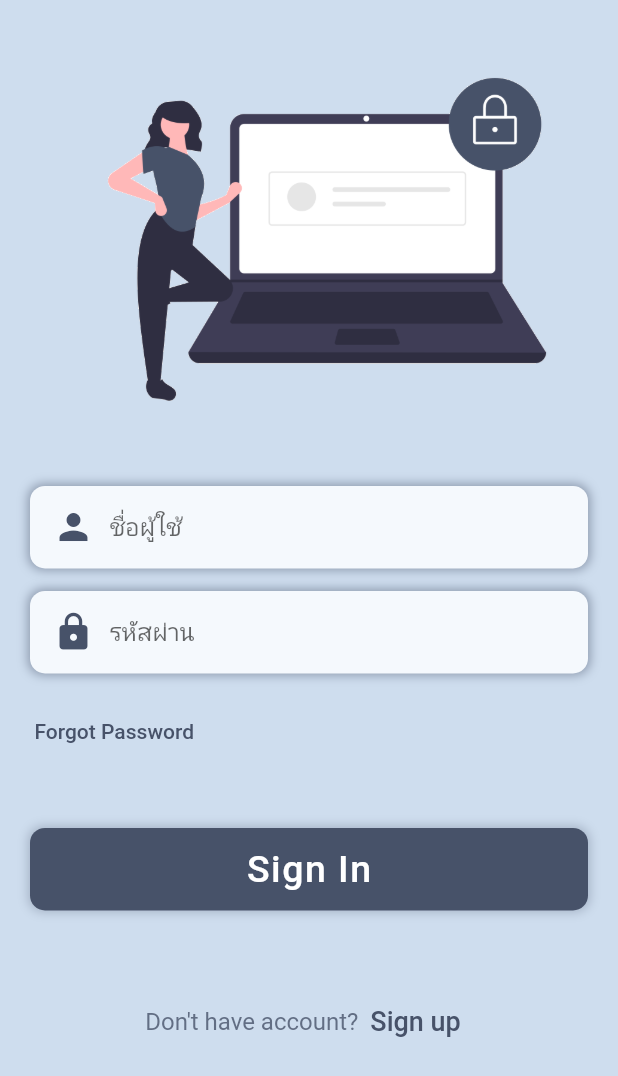
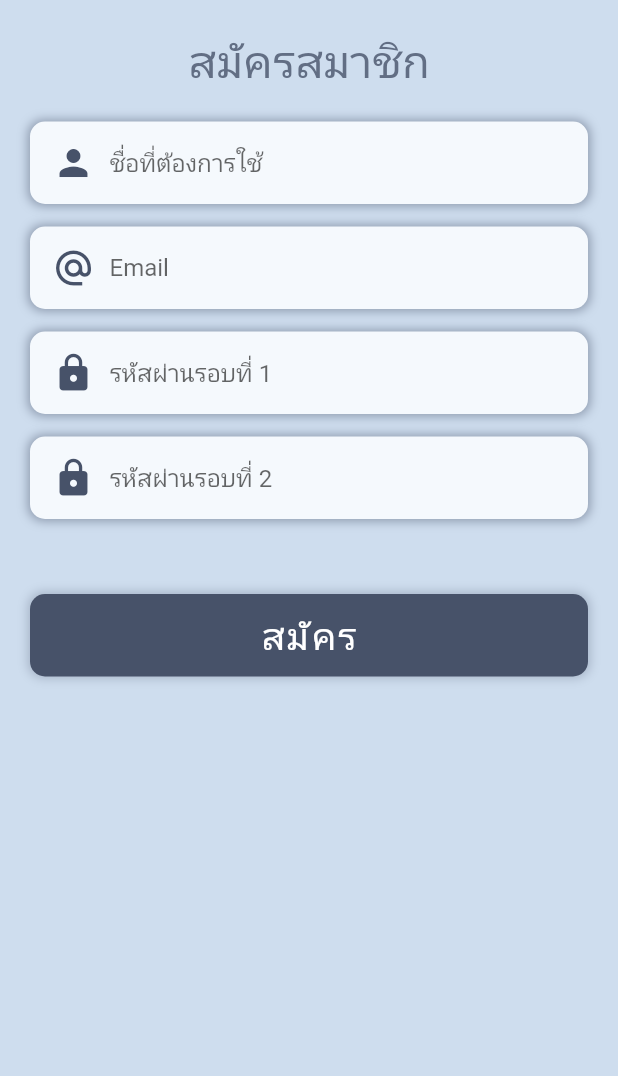
Before and after one commit to nonkub26/shoestore, a Flutter app: the screen it shows after launch, after a tap on "Sign up", on a phone screen of 412 x 824 dp. Shown: the top 1076 px of the screen. Run offline on Flutter 3.47's test engine with Material 2 defaults, Android fonts, the phone set to English and light mode, and no system bars.

Commit message:
<commit addcodee>

```diff
--- a/lib/main.dart
+++ b/lib/main.dart
@@ -1,7 +1,9 @@
 import 'package:flutter/material.dart';
+import 'package:shoestore/pages/login/sigeup_page.dart';
 
 import 'pages/home/home_page.dart';
 import 'pages/login/login_page.dart';
+
 
 void main() => runApp(MyApp());
 class MyApp extends StatelessWidget {
@@ -17,6 +19,7 @@ class MyApp extends StatelessWidget {
       routes: {
         "/" :(context) =>  LoginPage(),
         "homePage":(context) => HomePage(),
+        "sigeUp":(context) => SigeUp(),
       },
     );
   }
--- a/lib/pages/login/login_page.dart
+++ b/lib/pages/login/login_page.dart
@@ -86,8 +86,12 @@ class LoginPage extends StatelessWidget {
                       fontSize: 16,
                     ),
                   ),
+
+
                   TextButton(
-                    onPressed: () {},
+                    onPressed: () {
+                       Navigator.pushNamed(context, "sigeUp");
+                    },
                     child: Text(
                       "Sign up",
                       style: TextStyle(
--- /dev/null
+++ b/lib/pages/login/sigeup_page.dart
@@ -0,0 +1,82 @@
+import 'package:flutter/material.dart';
+import 'input_widget.dart';
+
+class SigeUp extends StatelessWidget {
+  const SigeUp({Key? key}) : super(key: key);
+
+  @override
+  Widget build(BuildContext context) {
+     return SafeArea(
+      child: Scaffold(
+        body: Column(
+          children: [
+            Padding(
+              padding: const EdgeInsets.symmetric(vertical:20),
+              child:
+                Text("สมัครสมาชิก",
+                 style: TextStyle(
+                      color: Color(0xFF475269).withOpacity(0.8),
+                      fontSize: 30,
+                    ),
+                ),
+            ),
+            InputWidget(
+              textHint: "ชื่อที่ต้องการใช้",
+              icon: Icons.person,
+            ),
+            SizedBox(height: 15),
+            InputWidget(
+              textHint: "Email",
+              icon: Icons.alternate_email,
+            ),
+            SizedBox(height:15),
+            InputWidget(
+              textHint: "รหัสผ่านรอบที่ 1",
+              icon: Icons.lock,
+            ),
+            SizedBox(height:15),
+            InputWidget(
+              textHint: "รหัสผ่านรอบที่ 2",
+              icon: Icons.lock,
+            ),
+            SizedBox(height: 50),
+            InkWell(
+              onTap: () {
+                Navigator.pushNamed(context, "/");
+              },
+              child: Container(
+                    alignment: Alignment.center,
+                    margin: EdgeInsets.symmetric(horizontal: 20),
+                    padding: EdgeInsets.symmetric(horizontal: 15),
+                    width: double.infinity,
+                    height: 55,
+                    decoration: BoxDecoration(
+                      color: Color(0xFF475269),
+                      borderRadius: BorderRadius.circular(10),
+                      boxShadow: [
+                        BoxShadow(
+                            color: Color(0xFF475269).withOpacity(0.3),
+                            blurRadius: 5,
+                            spreadRadius: 1),
+                      ],
+                    ),
+                    child: Text(
+                      "สมัคร",
+                      style: TextStyle(
+                          color: Colors.white,
+                          fontSize: 25,
+                          fontWeight: FontWeight.w500,
+                          letterSpacing: 1),
+                    ),
+                  ),
+            ),
+          ],
+          ),
+      ),
+    );
+
+
+
+
+  }
+}
```
